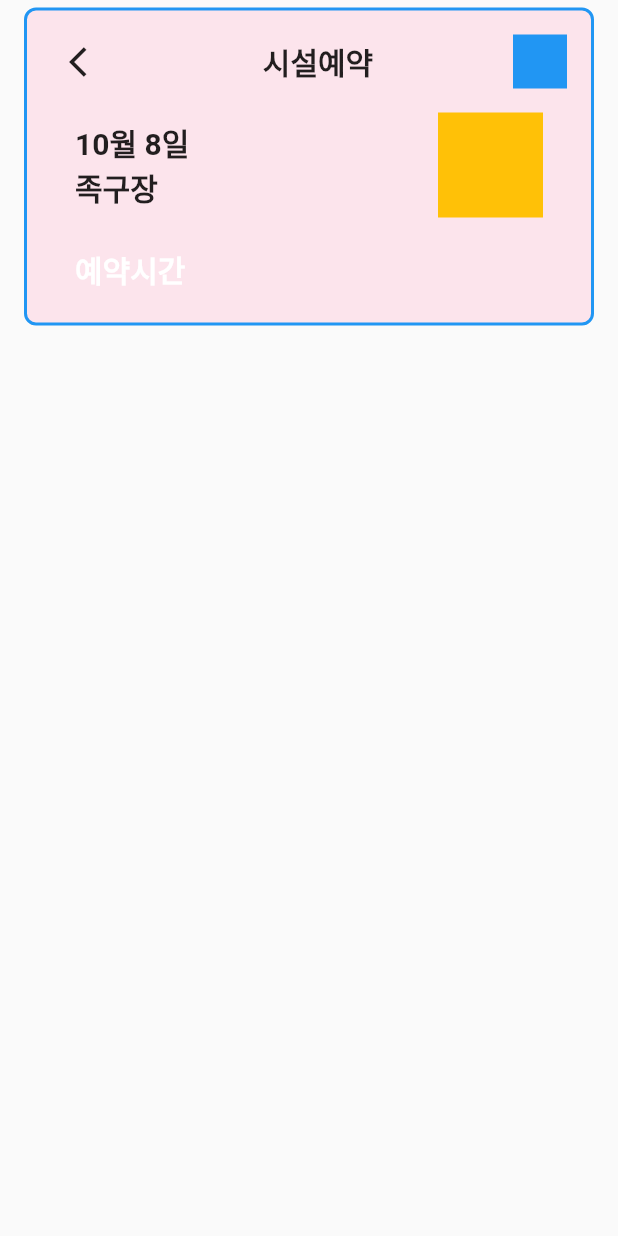
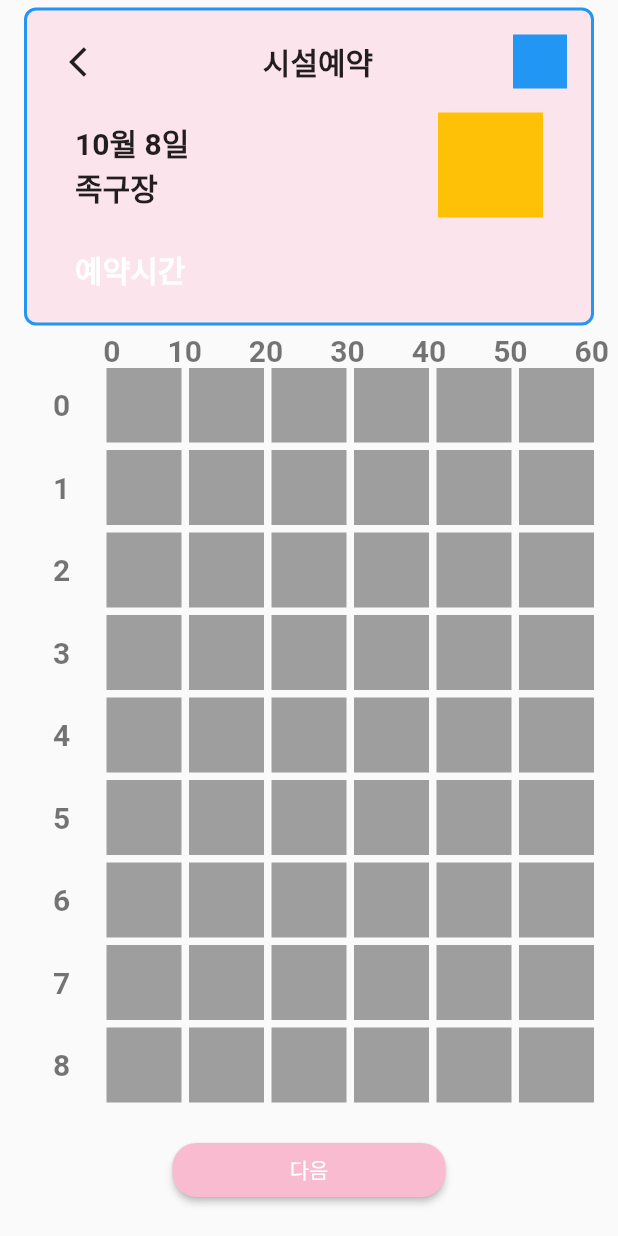
Before and after one commit to codingspecialist/Flutter-GetX-Jokkoo, a Flutter app: the JokkooRezPage screen opened directly, on a phone screen of 412 x 824 dp. Run offline on Flutter 3.47's test engine with Material 2 defaults, Android fonts, the phone set to English and light mode, and no system bars; our stand-ins replace get.

Commit message:
2.3.1 족구장 예약페이지 - 그리드뷰로 UI 그리기

```diff
--- a/lib/view/pages/jokkoo_rez_page.dart
+++ b/lib/view/pages/jokkoo_rez_page.dart
@@ -1,11 +1,45 @@
 import 'package:flutter/material.dart';
-
+import 'package:flutter_jokkoo/controller/jokkoo_controller.dart';
+import 'package:flutter_jokkoo/model/jokkoo_rez.dart';
+import 'package:flutter_jokkoo/view/components/custom_elevated_button.dart';
 import 'package:flutter_jokkoo/view/components/jokkoojang_rez_header.dart';
+import 'package:get/get.dart';
 
 class JokkooRezPage extends StatelessWidget {
   JokkooRezPage(this.date);
 
+  JokkooController _controller = Get.find<JokkooController>();
   DateTime date;
+
+  // 다음페이지로 넘어갈 때 예약정보 날짜로 변환
+  DateTime absMinToDateTime(int absMin) =>
+      DateTime(date.year, date.month, date.day, absMin ~/ 60, absMin % 60);
+
+  Widget _labelText(String text, {TextAlign? textAlign}) => Text(
+        "$text",
+        textAlign: textAlign ?? TextAlign.center,
+        style: TextStyle(
+          color: Colors.black54,
+          fontSize: 20,
+          fontWeight: FontWeight.bold,
+        ),
+      );
+
+  Widget _girdViewHeader() => Padding(
+        padding: EdgeInsets.symmetric(horizontal: 16, vertical: 0),
+        child: Row(
+          children: List.generate(
+            7,
+            (i) => Expanded(
+              child: Container(
+                transform:
+                    Matrix4.translationValues(10, 0, 0), //오른쪽으로 땡겨야 끝에 맞춰짐
+                child: _labelText("${i * 10}", textAlign: TextAlign.end),
+              ),
+            ),
+          ),
+        ),
+      );
 
   @override
   Widget build(BuildContext context) {
@@ -14,6 +48,45 @@ class JokkooRezPage extends StatelessWidget {
         children: [
           SizedBox(height: MediaQuery.of(context).padding.top), //StatusBar
           JokkoojangRezHeader(today: date),
+          _girdViewHeader(),
+          // 시간 텍스트도 함께 넣은이유 : 헤더와 정렬위해서
+          Expanded(
+            child: GridView.builder(
+              padding: EdgeInsets.symmetric(horizontal: 16, vertical: 0),
+              gridDelegate: SliverGridDelegateWithFixedCrossAxisCount(
+                crossAxisCount: 7, // 1행 item cnt
+                childAspectRatio: 1, // item 가로세로비율
+                mainAxisSpacing: 5, // 수평 Padding
+                crossAxisSpacing: 5, // 수직 Padding
+              ),
+              itemCount: 168, // 라벨포함
+              itemBuilder: (context, index) {
+                // y축 범례일 경우에는 미리 리턴을 하여 아래의 불필요한 연산 줄이자
+                if (index % 7 == 0) {
+                  return Container(
+                    alignment: Alignment.center,
+                    child: _labelText("${(index / 7).floor()}"),
+                  );
+                }
+
+                RezState state = RezState.ABLE;
+
+                return GestureDetector(
+                  onTap: () {},
+                  child: Container(color: state.color),
+                );
+              },
+            ),
+          ),
+
+          CustomElevatedButton(
+            text: "다음",
+            onPressed: () {
+              DateTime s = absMinToDateTime(_controller.stAbsTime.value ?? 0);
+              DateTime e = absMinToDateTime(_controller.endAbsTime.value ?? 0);
+              Get.snackbar("에약일정", "$s ~\n $e");
+            },
+          ),
         ],
       ),
     );
```
